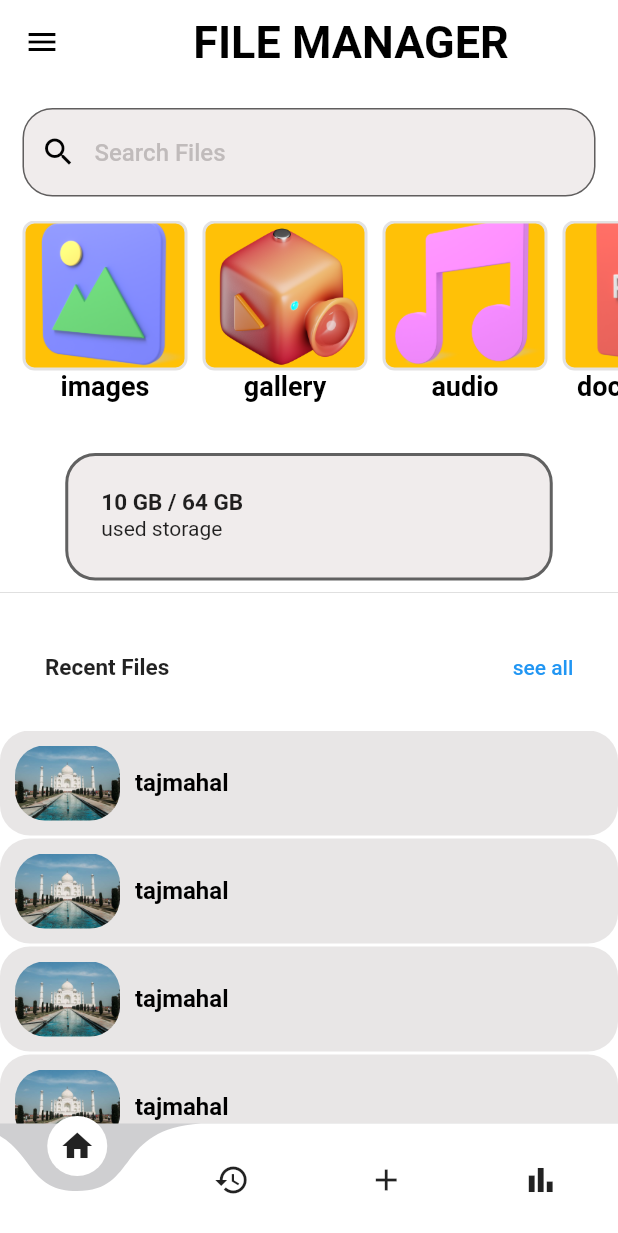
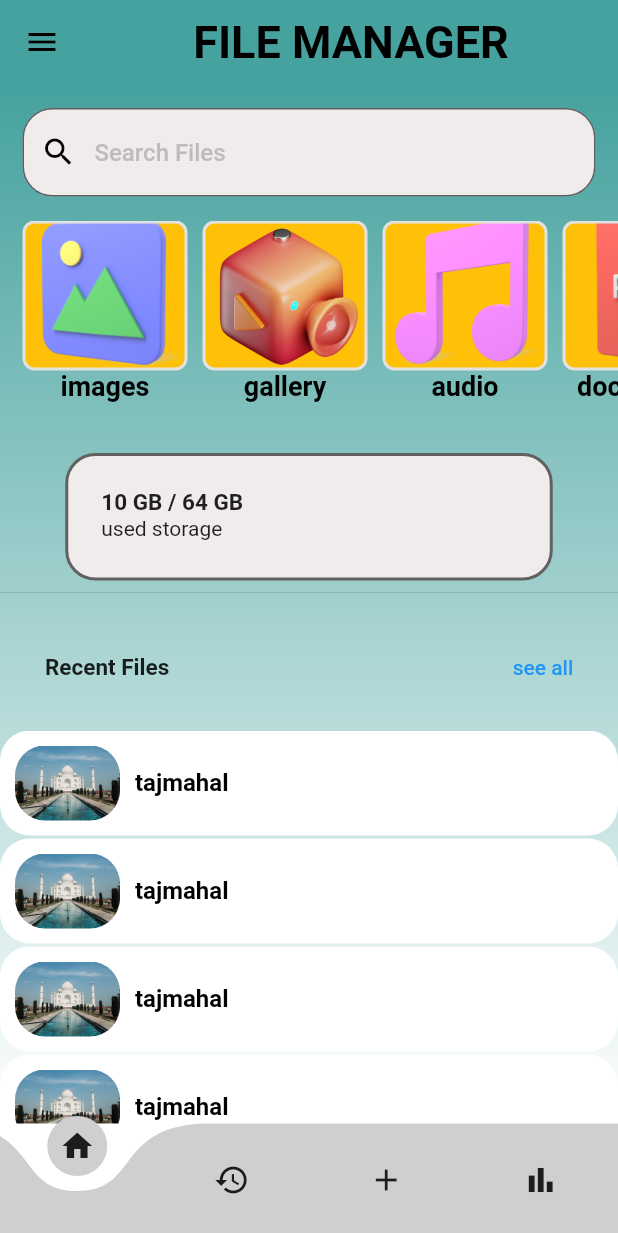
Before and after one commit to adilrusfeed/File-Manager, a Flutter app: the screen it shows after launch, on a phone screen of 412 x 824 dp. Shown: the top 1233 px of the screen. Run offline on Flutter 3.47's test engine with Material 2 defaults, Android fonts, the phone set to English and light mode, and no system bars; drawn by our look-alikes of curved_navigation_bar; our stand-ins replace file_picker, hive_flutter, open_file; accounts and stored records are empty.

Commit message:
ui commit

```diff
--- a/lib/bottombar.dart
+++ b/lib/bottombar.dart
@@ -26,8 +26,8 @@ class _BottomBarState extends State<BottomBar> {
     return Scaffold(
         body: pages[myindex],
         bottomNavigationBar: CurvedNavigationBar(
-            backgroundColor: Color.fromARGB(255, 207, 207, 209),
-            color: Colors.white,
+            backgroundColor: Colors.white,
+            color: Color.fromARGB(255, 207, 207, 209),
             animationDuration: Duration(milliseconds: 500),
             onTap: (index) {
               setState(() {
--- a/lib/screens/add_screen.dart
+++ b/lib/screens/add_screen.dart
@@ -24,7 +24,10 @@ class _AddScreenState extends State<AddScreen> {
       body: Container(
         decoration: BoxDecoration(
           gradient: LinearGradient(
-            colors: [Color(0xFF45A29E), Color(0xFF2F496E)],
+            colors: [
+              Color(0xFF45A29E),
+              Color.fromARGB(255, 255, 255, 255),
+            ],
             begin: Alignment.topCenter,
             end: Alignment.bottomCenter,
           ),
--- a/lib/screens/home_screen.dart
+++ b/lib/screens/home_screen.dart
@@ -19,10 +19,9 @@ class HomeScreen extends StatelessWidget {
   @override
   Widget build(BuildContext context) {
     return Scaffold(
-      backgroundColor: Color(0xFFFFFFFF),
       appBar: AppBar(
         elevation: 0,
-        backgroundColor: Colors.white,
+        backgroundColor: Color(0xFF45A29E),
         title: Center(
           child: Text(
             'FILE MANAGER',
@@ -83,7 +82,17 @@ class HomeScreen extends StatelessWidget {
           ]),
         ),
       ),
-      body: Center(
+      body: Container(
+        decoration: BoxDecoration(
+          gradient: LinearGradient(
+            colors: [
+              Color(0xFF45A29E),
+              Color.fromARGB(255, 255, 255, 255),
+            ],
+            begin: Alignment.topCenter,
+            end: Alignment.bottomCenter,
+          ),
+        ),
         child: Column(
           children: [
             SizedBox(height: 1),
--- a/lib/widgets/cc.dart
+++ b/lib/widgets/cc.dart
@@ -1,3 +1,5 @@
+// ignore_for_file: prefer_const_constructors
+
 import 'package:flutter/material.dart';
 import 'package:flutter/services.dart';
 
@@ -32,7 +34,7 @@ Container recent({required String img, required String txt}) {
     width: double.infinity,
     height: 70,
     decoration: BoxDecoration(
-      color: Color(0xFFE8E6E6),
+      color: Color.fromARGB(255, 255, 255, 255),
       borderRadius: BorderRadius.circular(20),
     ),
     child: Row(
```
Also changed, not shown: lib/screens/recent_screen.dart (+14 -3 lines).
